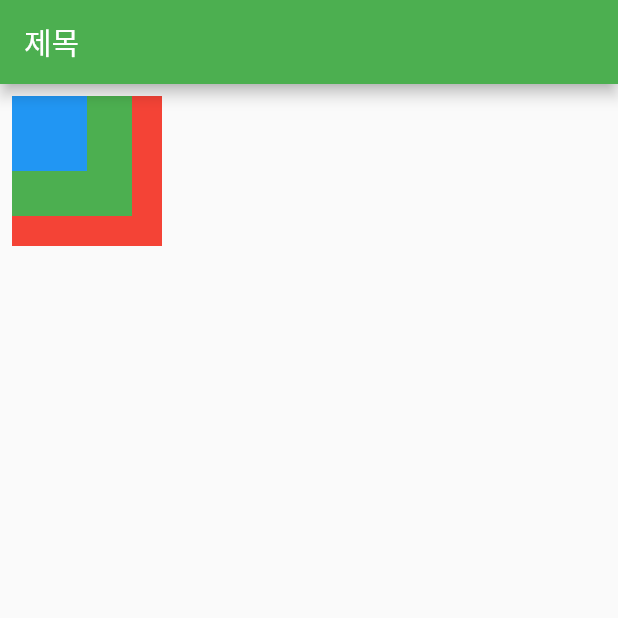
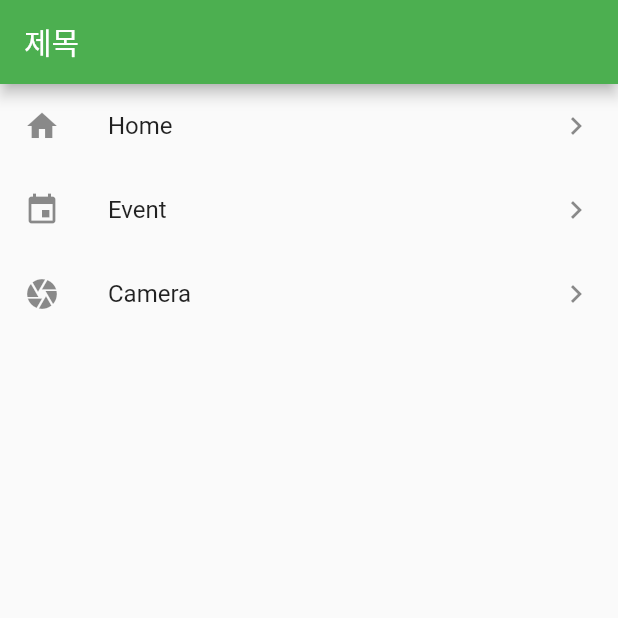
Before and after one commit to hhh131/flutter_study, a Flutter app: the screen it shows after launch, on a phone screen of 412 x 824 dp, the top half of it. Run offline on Flutter 3.47's test engine with Material 2 defaults, Android fonts, the phone set to English and light mode, and no system bars.

Commit message:
//ListView

```diff
--- a/lib/main.dart
+++ b/lib/main.dart
@@ -27,38 +27,34 @@ class MyHomePage extends StatelessWidget {
       appBar: AppBar(
         title: Text('제목'),
       ),
-      body: Stack(
-
-        children: <Widget>[
-          Container(
-          color: Colors.red,
-          width: 100,
-          height: 100,
-          padding: const EdgeInsets.all(8.0),
-          margin:  const EdgeInsets.all(8.0),
-        ),
-
-          Container(
-            color: Colors.green,
-            width: 80,
-            height: 80,
-            padding: const EdgeInsets.all(8.0),
-            margin:  const EdgeInsets.all(8.0),
+      body:
+        ListView(
+            scrollDirection: Axis.vertical,
+            children: <Widget>[
+              ListTile(
+                leading: Icon(Icons.home),
+                title: Text('Home'),
+                trailing: Icon(Icons.navigate_next),
+                onTap: () {},
+              ),
+              ListTile(
+                leading: Icon(Icons.event),
+                title: Text('Event'),
+                trailing: Icon(Icons.navigate_next),
+                onTap: () {},
+              ),
+              ListTile(
+                leading: Icon(Icons.camera),
+                title: Text('Camera'),
+                trailing: Icon(Icons.navigate_next),
+                onTap: () {},
+              ),
+            ],
           ),
 
-          Container(
-            color: Colors.blue,
-            width: 50,
-            height: 50,
-            padding: const EdgeInsets.all(8.0),
-            margin:  const EdgeInsets.all(8.0),
-          )
+        );
 
 
 
-        ],
-
-      )
-    );
   }
 }
```
